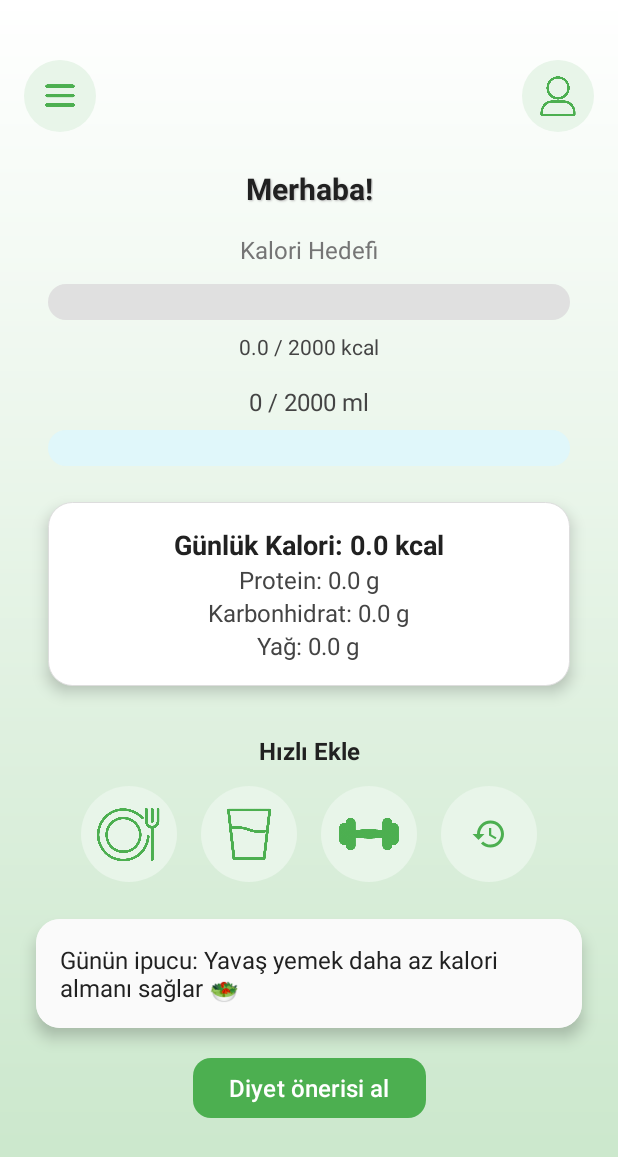
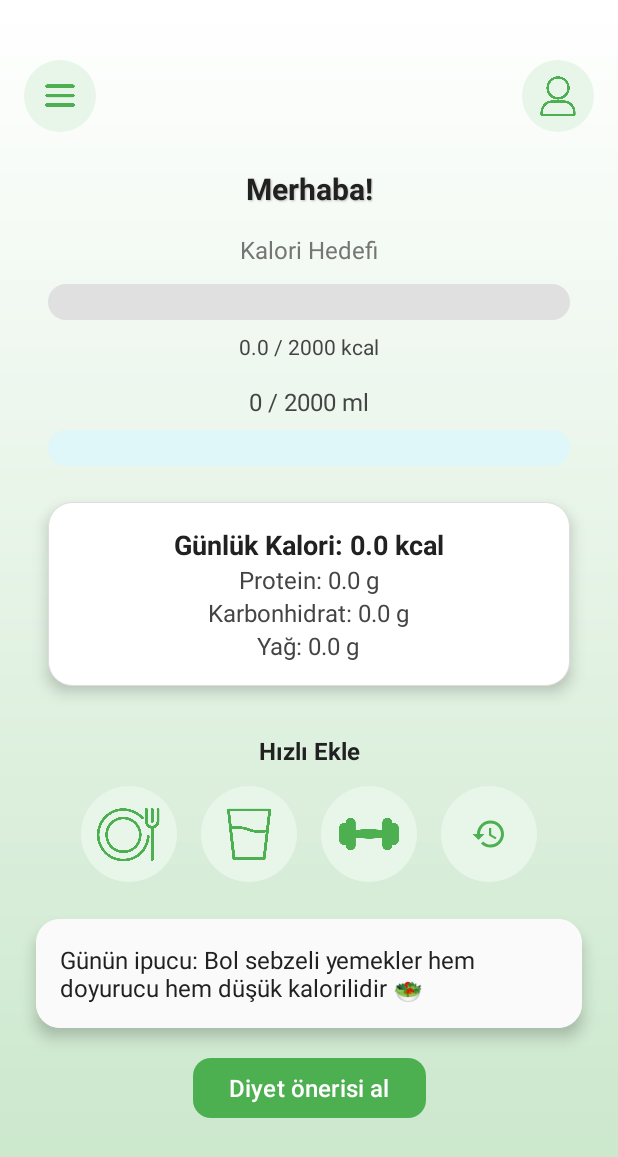
Before and after one commit to yegezici/CalorEase, an Android app: the HomeActivity screen opened directly, with no data from a screen before it, on a phone screen of 412 x 824 dp. Shown: the top 1157 px of the screen. Run offline under Robolectric (Android 15) with nearby library versions, the phone set to English and light mode, and no system bars; our stand-ins replace Firebase (no records; nobody signed in at launch, a user with empty details on screens opened directly).

Commit message:
son updates

```diff
--- a/app/src/main/java/com/example/calorease/HomeActivity.java
+++ b/app/src/main/java/com/example/calorease/HomeActivity.java
@@ -20,13 +20,18 @@ import com.google.firebase.auth.FirebaseUser;
 import com.google.firebase.firestore.FirebaseFirestore;
 
 import java.text.SimpleDateFormat;
+import java.util.Arrays;
 import java.util.Date;
+import java.util.List;
 import java.util.Locale;
 import java.util.Map;
+import java.util.Random;
 
 import androidx.core.view.GravityCompat;
 import androidx.drawerlayout.widget.DrawerLayout;
 import com.google.android.material.navigation.NavigationView;
+
+import org.w3c.dom.Text;
 
 public class HomeActivity extends AppCompatActivity {
 
@@ -83,8 +88,36 @@ public class HomeActivity extends AppCompatActivity {
         progressCalories.setMax(dailyCalorieGoal);
         progressWater.setMax(DAILY_WATER_GOAL);
 
+
         loadUserName();
-        textDailyTip.setText("Günün ipucu: Yavaş yemek daha az kalori almanı sağlar 🥗");
+        List<String> dailyTips = Arrays.asList(
+                "Günün ipucu: Yavaş yemek daha az kalori almanı sağlar 🥗",
+                "Günün ipucu: Her gün 2-3 litre su içmeye çalış 💧",
+                "Günün ipucu: Uyku düzeni, kilo kontrolü kadar önemlidir 🛌",
+                "Günün ipucu: Şekersiz çay ve kahve kalorisizdir ☕",
+                "Günün ipucu: Kahvaltıyı atlama, metabolizmanı hızlandırır 🍳",
+                "Günün ipucu: Etiketleri kontrol et, gizli şekerlere dikkat! 🏷️",
+                "Günün ipucu: Günlük 30 dakika yürüyüş hem bedene hem ruha iyi gelir 🚶",
+                "Günün ipucu: Öğünlerini planlamak gereksiz atıştırmaları önler 📅",
+                "Günün ipucu: Lifli gıdalar tokluk hissini artırır 🥦",
+                "Günün ipucu: Abur cuburları ulaşamayacağın yere koy 🍫❌",
+                "Günün ipucu: Kendini aç bırakma, dengeli beslen 🚫🍽️",
+                "Günün ipucu: Yağsız yoğurt iyi bir protein kaynağıdır 🥣",
+                "Günün ipucu: Akşam yemeğini uyumadan en az 3 saat önce bitir 🕒",
+                "Günün ipucu: Günlük kalori hedefini aşmamaya dikkat et 🎯",
+                "Günün ipucu: Evde egzersiz yapmak da çok işe yarar 🏋️",
+                "Günün ipucu: Sağlıklı atıştırmalıklar hazırlayarak açlık krizlerini önle! 🍎",
+                "Günün ipucu: Bol sebzeli yemekler hem doyurucu hem düşük kalorilidir 🥗",
+                "Günün ipucu: Su içmek açlık hissini azaltabilir 💦",
+                "Günün ipucu: Kendine ödül ver ama ölçüyü kaçırma 🎁",
+                "Günün ipucu: Küçük tabaklar kullanmak porsiyon kontrolüne yardımcı olur 🍽️"
+        );
+
+
+        Random random = new Random();
+        String selectedTip = dailyTips.get(random.nextInt(dailyTips.size()));
+        textDailyTip.setText(selectedTip);
+
 
         btnMenu.setOnClickListener(v -> drawerLayout.openDrawer(GravityCompat.START));
         navigationView.setNavigationItemSelectedListener(item -> {
```
